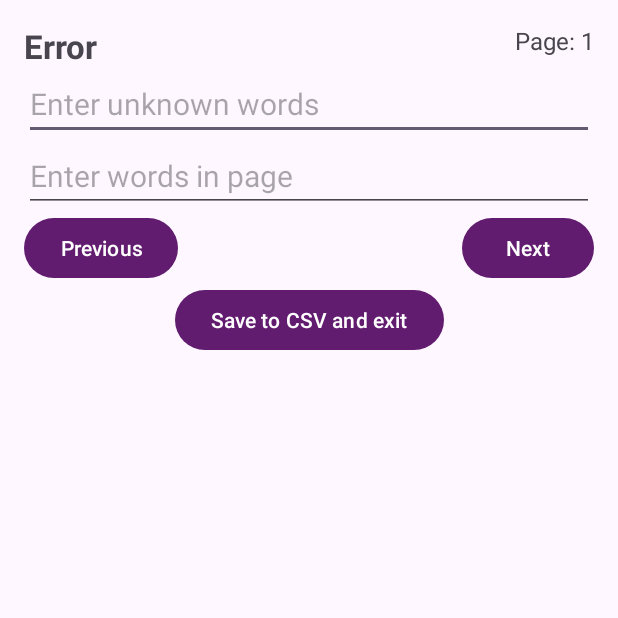
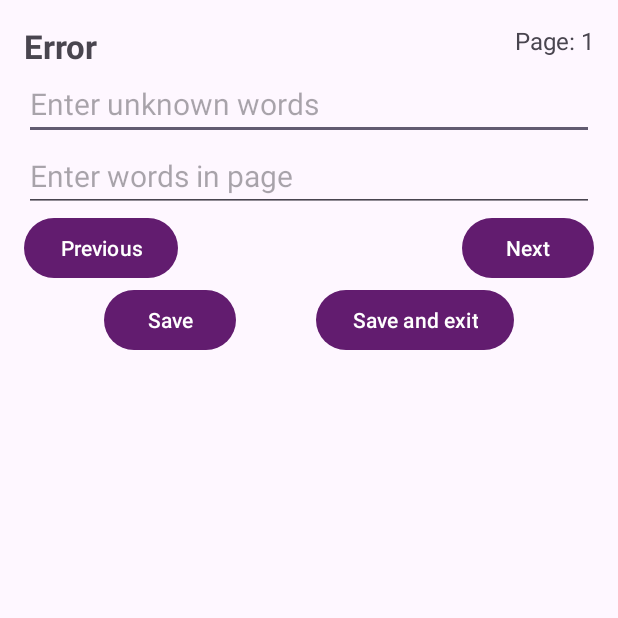
Before and after one commit to harsprad/beyondunknown, an Android app: the SecondaryActivity screen opened directly, with no data from a screen before it, on a phone screen of 412 x 824 dp, the top half of it. Run offline under Robolectric (Android 15) with nearby library versions, the phone set to English and light mode, and no system bars.

Commit message:
Feat: Add Save button

```diff
--- a/app/src/main/java/com/example/beyondunknown/SecondaryActivity.kt
+++ b/app/src/main/java/com/example/beyondunknown/SecondaryActivity.kt
@@ -35,7 +35,9 @@ class SecondaryActivity : AppCompatActivity() {
         currentPage = pageList.size
         updatePageNumber()
 
-        binding.btnSave.setOnClickListener { saveToCsv(book.path) }
+
+        binding.btnSave.setOnClickListener { saveToCsv(book.path, finished = false) }
+        binding.btnSaveAndExit.setOnClickListener { saveToCsv(book.path, finished = true) }
         binding.btnPrevious.setOnClickListener { navigatePage(-1) }
         binding.btnNext.setOnClickListener { navigatePage(1) }
 
@@ -79,11 +81,11 @@ class SecondaryActivity : AppCompatActivity() {
         }
     }
 
-    private fun saveToCsv(location: String) {
+    private fun saveToCsv(location: String, finished: Boolean) {
         if (saveToPage() == 1) {
             CsvUtils.saveCsv(this, location, pageList)
             Toast.makeText(this, "Data saved to CSV", Toast.LENGTH_SHORT).show()
-            finish()
+            if (finished) finish()
         } else {
             Toast.makeText(this, "Please fill in both fields", Toast.LENGTH_SHORT).show()
         }
--- a/app/src/main/res/layout/activity_secondary.xml
+++ b/app/src/main/res/layout/activity_secondary.xml
@@ -50,15 +50,6 @@
         app:layout_constraintTop_toBottomOf="@+id/etNumberInput1" />
 
     <Button
-        android:id="@+id/btnSave"
-        android:layout_width="wrap_content"
-        android:layout_height="wrap_content"
-        android:text="Save to CSV and exit"
-        app:layout_constraintEnd_toEndOf="parent"
-        app:layout_constraintStart_toStartOf="parent"
-        app:layout_constraintTop_toBottomOf="@+id/btnNext" />
-
-    <Button
         android:id="@+id/btnPrevious"
         android:layout_width="wrap_content"
         android:layout_height="wrap_content"
@@ -73,4 +64,22 @@
         android:text="Next"
         app:layout_constraintEnd_toEndOf="parent"
         app:layout_constraintTop_toBottomOf="@+id/etNumberInput2" />
+
+    <Button
+        android:id="@+id/btnSaveAndExit"
+        android:layout_width="wrap_content"
+        android:layout_height="wrap_content"
+        android:text="Save and exit"
+        app:layout_constraintEnd_toEndOf="parent"
+        app:layout_constraintStart_toEndOf="@+id/btnSave"
+        app:layout_constraintTop_toBottomOf="@+id/btnNext" />
+
+    <Button
+        android:id="@+id/btnSave"
+        android:layout_width="wrap_content"
+        android:layout_height="wrap_content"
+        android:text="Save"
+        app:layout_constraintEnd_toStartOf="@+id/btnSaveAndExit"
+        app:layout_constraintStart_toStartOf="parent"
+        app:layout_constraintTop_toBottomOf="@+id/btnNext" />
 </androidx.constraintlayout.widget.ConstraintLayout>
```
